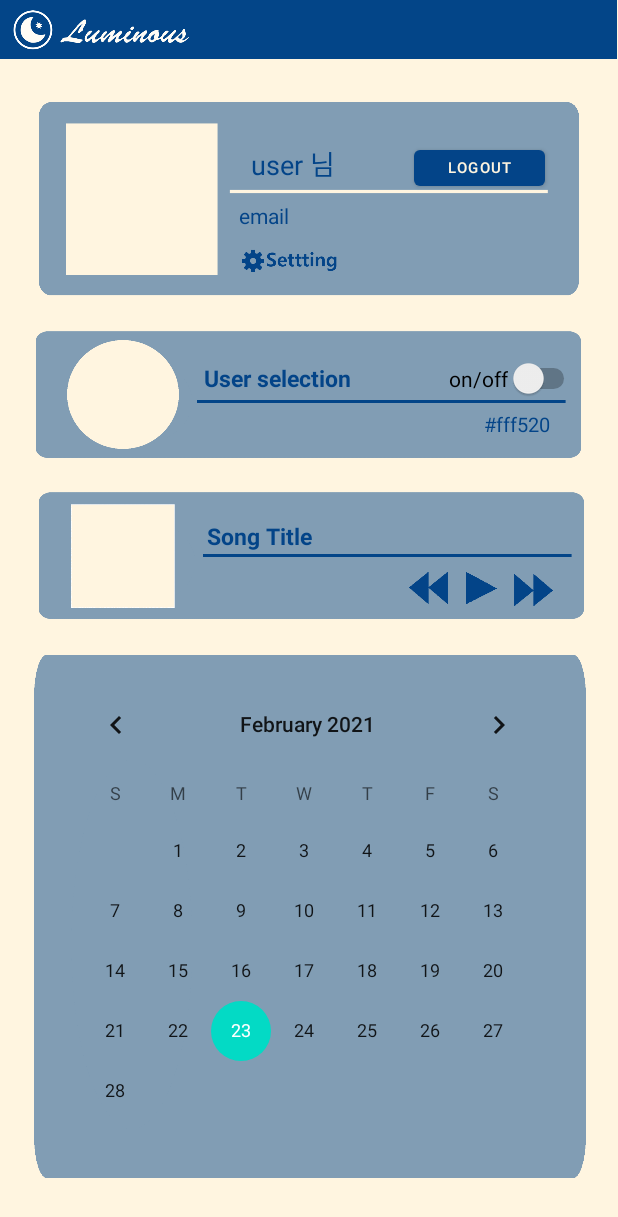
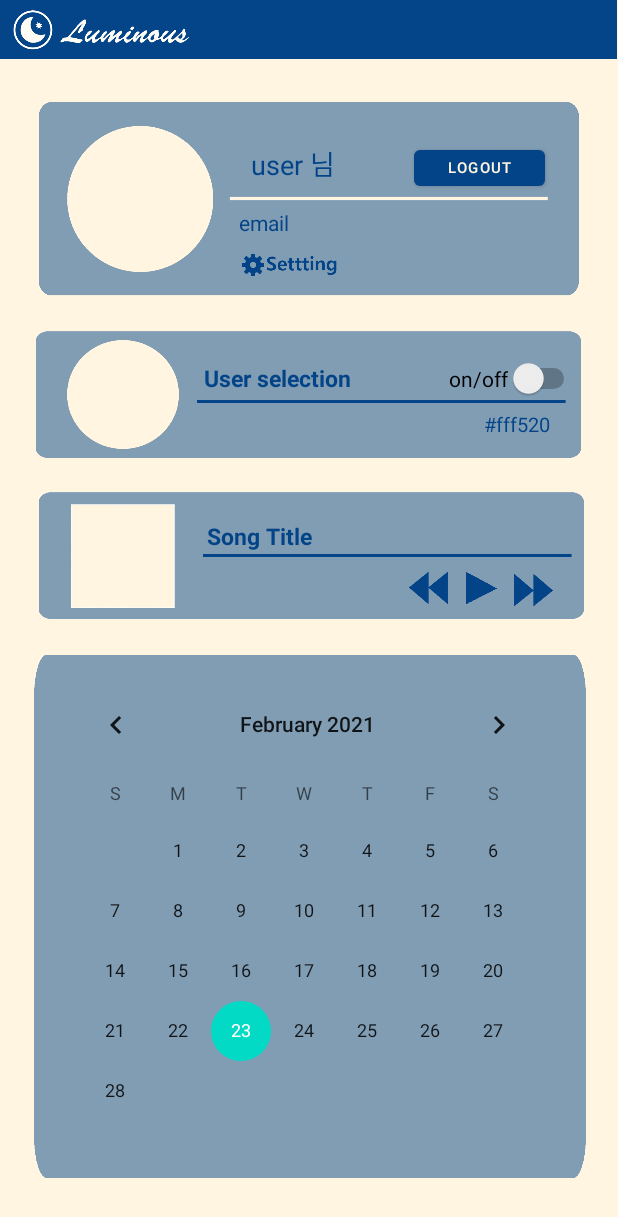
Before and after one commit to Yuri-CHOE/luminous, an Android app: the layout activity_my_page.xml on its own in the app's theme, with its tools: preview values and no code run, on a phone screen of 412 x 824 dp. Shown: the top 1217 px of the screen. Run offline under Robolectric (Android 15) with nearby library versions, the light colour scheme and no system bars.

Commit message:
프로필 사진 원형으로 변경 -위에 imageview를 추가하여 프로필사진이 동그랗게 나오도록 변경

```diff
--- a/app/src/main/res/layout/activity_my_page.xml
+++ b/app/src/main/res/layout/activity_my_page.xml
@@ -43,10 +43,10 @@
 
             <ImageView
                 android:id="@+id/iv_profile"
-                android:layout_width="113dp"
-                android:layout_height="108dp"
-                android:layout_marginStart="16dp"
-                android:layout_marginLeft="16dp"
+                android:layout_width="116dp"
+                android:layout_height="104dp"
+                android:layout_marginStart="13dp"
+                android:layout_marginLeft="13dp"
                 app:layout_constraintBottom_toBottomOf="@+id/iv_MenuBG_1"
                 app:layout_constraintStart_toStartOf="@+id/iv_MenuBG_1"
                 app:layout_constraintTop_toTopOf="@+id/iv_MenuBG_1"
@@ -54,14 +54,26 @@
                 tools:ignore="VectorDrawableCompat" />
 
             <ImageView
+                android:id="@+id/iv_profile_circle"
+                android:layout_width="116dp"
+                android:layout_height="109dp"
+                android:layout_marginStart="13dp"
+                android:layout_marginLeft="13dp"
+                android:layout_marginBottom="3dp"
+                app:layout_constraintBottom_toBottomOf="@+id/iv_MenuBG_1"
+                app:layout_constraintStart_toStartOf="@+id/iv_MenuBG_1"
+                app:layout_constraintTop_toTopOf="@+id/iv_MenuBG_1"
+                app:layout_constraintVertical_bias="0.533"
+                app:srcCompat="@drawable/profilecircle"
+                tools:ignore="VectorDrawableCompat" />
+
+            <ImageView
                 android:id="@+id/iv_MidleBar"
                 android:layout_width="215dp"
                 android:layout_height="6dp"
-                android:layout_marginEnd="24dp"
-                android:layout_marginRight="24dp"
-                app:layout_constraintEnd_toEndOf="@+id/iv_MenuBG_1"
+                app:layout_constraintBottom_toBottomOf="@+id/iv_MenuBG_1"
                 app:layout_constraintStart_toEndOf="@+id/iv_profile"
-                app:layout_constraintTop_toBottomOf="@+id/tv_nickName"
+                app:layout_constraintTop_toTopOf="@+id/iv_MenuBG_1"
                 app:srcCompat="@drawable/bar"
                 tools:ignore="VectorDrawableCompat" />
 
@@ -320,8 +332,6 @@
                 app:layout_constraintTop_toTopOf="@+id/iv_calendar_BG"
                 app:layout_constraintVertical_bias="1.0" />
 
-
-
         </androidx.constraintlayout.widget.ConstraintLayout>
 
     </ScrollView>
```
Also changed, not shown: app/src/main/res/drawable-v24/profilecircle.png (added).
